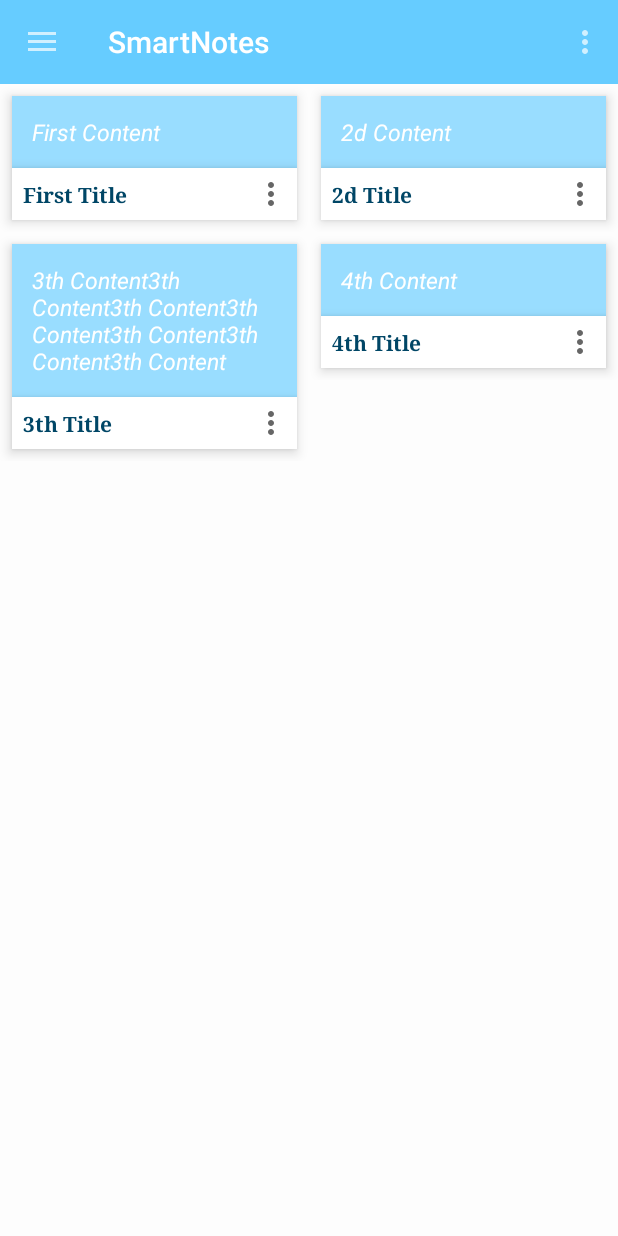
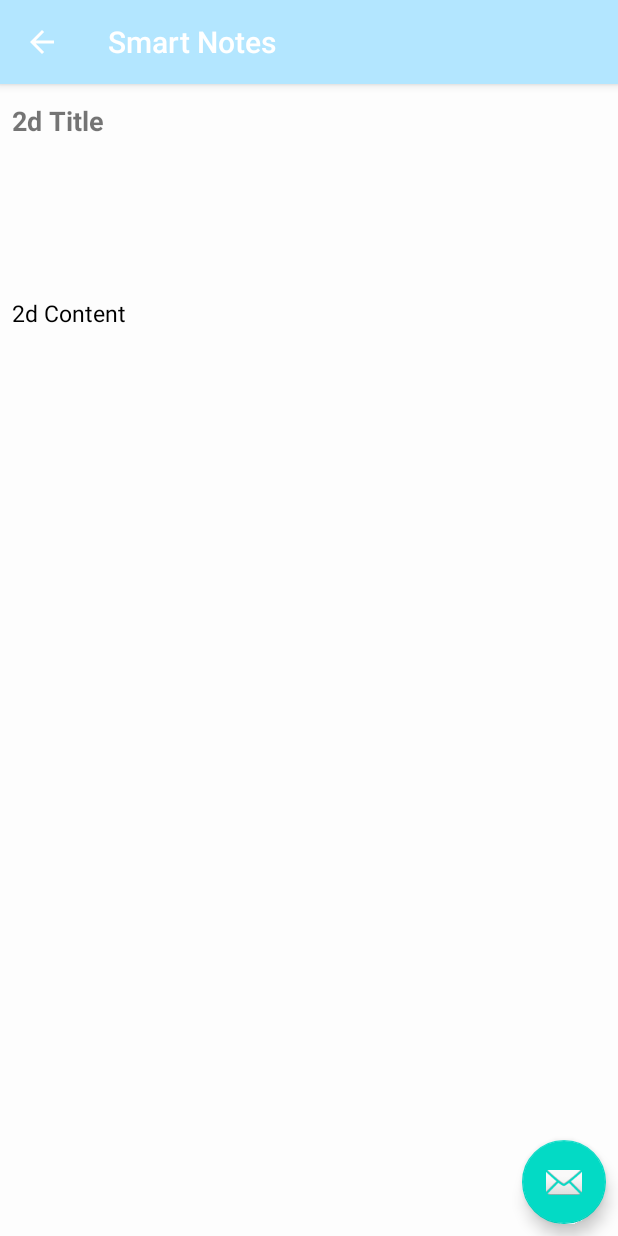
Before and after one commit to fatemehghaf/Smart-Notes, an Android app: the screen it shows after launch (HomeActivity before the commit, noteDetailsActivity after it), after a tap on "2d Content", on a phone screen of 412 x 824 dp. Run offline under Robolectric (Android 15) with nearby library versions, the phone set to English and light mode, and no system bars; Roboto replaces fonts that are not available here.

Commit message:
Add Note On Database And Add Note,View Notes Activity.

```diff
--- a/app/src/main/java/com/example/smartnotes/Adapter.java
+++ b/app/src/main/java/com/example/smartnotes/Adapter.java
@@ -1,5 +1,6 @@
 package com.example.smartnotes;
 
+import android.content.Intent;
 import android.view.LayoutInflater;
 import android.view.View;
 import android.view.ViewGroup;
@@ -30,13 +31,16 @@ public class Adapter extends RecyclerView.Adapter<Adapter.viewHolder> {
     }
 
     @Override
-    public void onBindViewHolder(@NonNull viewHolder holder, int position) {
+    public void onBindViewHolder(@NonNull viewHolder holder, final int position) {
         holder.noteTitle.setText(titleList.get(position));
         holder.noteContent.setText(contentList.get(position));
         holder.view2.setOnClickListener(new View.OnClickListener() {
             @Override
             public void onClick(View v) {
-                Toast.makeText(v.getContext(),"Item is Clicked",Toast.LENGTH_SHORT).show();
+                Intent intent=new Intent(v.getContext(),noteDetailsActivity.class);
+                intent.putExtra("Title",titleList.get(position));
+                intent.putExtra("Content",contentList.get(position));
+                v.getContext().startActivity(intent);
             }
         });
     }
--- a/app/src/main/java/com/example/smartnotes/HomeActivity.java
+++ b/app/src/main/java/com/example/smartnotes/HomeActivity.java
@@ -9,13 +9,16 @@ import androidx.recyclerview.widget.LinearLayoutManager;
 import androidx.recyclerview.widget.RecyclerView;
 import androidx.recyclerview.widget.StaggeredGridLayoutManager;
 
+import android.content.Intent;
 import android.os.Bundle;
 import android.view.Menu;
 import android.view.MenuInflater;
 import android.view.MenuItem;
+import android.view.View;
 import android.widget.Toast;
 
 
+import com.google.android.material.floatingactionbutton.FloatingActionButton;
 import com.google.android.material.navigation.NavigationView;
 
 import java.util.ArrayList;
@@ -64,12 +67,21 @@ public class HomeActivity extends AppCompatActivity implements NavigationView.On
         noteLists.setAdapter(adapter);
 
 
-
+        FloatingActionButton fab = findViewById(R.id.AddNoteFlBtn);
+        fab.setOnClickListener(new View.OnClickListener() {
+            @Override
+            public void onClick(View v) {
+                startActivity(new Intent(HomeActivity.this,AddNoteActivity.class));
+            }
+        });
     }
 
     @Override
     public boolean onNavigationItemSelected(@NonNull MenuItem item) {
         switch (item.getItemId()){
+            case R.id.mAddNotes:
+                startActivity(new Intent(HomeActivity.this,AddNoteActivity.class));
+                break;
             default:
                 Toast.makeText(this,"Coming Soon...",Toast.LENGTH_SHORT).show();
 
--- /dev/null
+++ b/app/src/main/java/com/example/smartnotes/noteDetailsActivity.java
@@ -0,0 +1,55 @@
+package com.example.smartnotes;
+
+import android.content.Intent;
+import android.os.Bundle;
+
+import com.google.android.material.floatingactionbutton.FloatingActionButton;
+import com.google.android.material.snackbar.Snackbar;
+
+import androidx.annotation.NonNull;
+import androidx.appcompat.app.AppCompatActivity;
+import androidx.appcompat.widget.Toolbar;
+
+import android.text.method.ScrollingMovementMethod;
+import android.view.MenuItem;
+import android.view.View;
+import android.widget.TextView;
+
+public class noteDetailsActivity extends AppCompatActivity {
+    TextView tVContent;
+    TextView tVTitle;
+    @Override
+    protected void onCreate(Bundle savedInstanceState) {
+        super.onCreate(savedInstanceState);
+        setContentView(R.layout.activity_note_details);
+        Toolbar toolbar = findViewById(R.id.toolbar);
+        setSupportActionBar(toolbar);
+        getSupportActionBar().setDisplayHomeAsUpEnabled(true);
+
+        Intent data=getIntent();
+
+        tVContent=findViewById(R.id.tVNoteDetailContent);
+        tVTitle=findViewById(R.id.tVNoteDetailTitle);
+        tVContent.setMovementMethod(new ScrollingMovementMethod());
+
+        tVContent.setText(data.getStringExtra("Content"));
+        tVTitle.setText(data.getStringExtra("Title"));
+
+        FloatingActionButton fab = findViewById(R.id.fab);
+        fab.setOnClickListener(new View.OnClickListener() {
+            @Override
+            public void onClick(View view) {
+                Snackbar.make(view, "Replace with your own action", Snackbar.LENGTH_LONG)
+                        .setAction("Action", null).show();
+            }
+        });
+    }
+
+    @Override
+    public boolean onOptionsItemSelected(@NonNull MenuItem item) {
+        if(item.getItemId()== android.R.id.home){
+            onBackPressed();
+        }
+        return super.onOptionsItemSelected(item);
+    }
+}
--- /dev/null
+++ b/app/src/main/res/drawable/ic_check.xml
@@ -0,0 +1,5 @@
+<vector android:height="24dp" android:tint="#FFFFFF"
+    android:viewportHeight="24" android:viewportWidth="24"
+    android:width="24dp" xmlns:android="http://schemas.android.com/apk/res/android">
+    <path android:fillColor="@android:color/white" android:pathData="M9,16.17L4.83,12l-1.42,1.41L9,19 21,7l-1.41,-1.41z"/>
+</vector>
--- /dev/null
+++ b/app/src/main/res/layout/activity_note_details.xml
@@ -0,0 +1,36 @@
+<?xml version="1.0" encoding="utf-8"?>
+<androidx.coordinatorlayout.widget.CoordinatorLayout xmlns:android="http://schemas.android.com/apk/res/android"
+    xmlns:app="http://schemas.android.com/apk/res-auto"
+    xmlns:tools="http://schemas.android.com/tools"
+    android:layout_width="match_parent"
+    android:layout_height="match_parent"
+    android:background="@color/colorWhiteSmoke"
+    tools:context=".noteDetailsActivity">
+
+    <com.google.android.material.appbar.AppBarLayout
+        android:layout_width="match_parent"
+        android:layout_height="wrap_content"
+        android:theme="@style/AppTheme.AppBarOverlay">
+
+        <androidx.appcompat.widget.Toolbar
+            android:id="@+id/toolbar"
+            android:layout_width="match_parent"
+            android:layout_height="?attr/actionBarSize"
+            android:background="?attr/colorPrimary"
+            app:popupTheme="@style/AppTheme.PopupOverlay" />
+
+    </com.google.android.material.appbar.AppBarLayout>
+
+    <include
+        android:id="@+id/include"
+        layout="@layout/content_note_details" />
+
+    <com.google.android.material.floatingactionbutton.FloatingActionButton
+        android:id="@+id/fab"
+        android:layout_width="wrap_content"
+        android:layout_height="wrap_content"
+        android:layout_gravity="bottom|end"
+        android:layout_margin="@dimen/fab_margin"
+        app:srcCompat="@android:drawable/ic_dialog_email" />
+
+</androidx.coordinatorlayout.widget.CoordinatorLayout>
--- /dev/null
+++ b/app/src/main/res/layout/content_note_details.xml
@@ -0,0 +1,37 @@
+<?xml version="1.0" encoding="utf-8"?>
+<androidx.constraintlayout.widget.ConstraintLayout xmlns:android="http://schemas.android.com/apk/res/android"
+    xmlns:app="http://schemas.android.com/apk/res-auto"
+    android:layout_width="match_parent"
+    android:layout_height="match_parent"
+    xmlns:tools="http://schemas.android.com/tools"
+    app:layout_behavior="@string/appbar_scrolling_view_behavior"
+    tools:context=".noteDetailsActivity"
+    android:background="@color/colorWhiteSmoke"
+    tools:showIn="@layout/activity_note_details">
+
+    <TextView
+        android:id="@+id/tVNoteDetailTitle"
+        android:layout_width="match_parent"
+        android:layout_height="38dp"
+        android:layout_marginTop="4dp"
+        android:hint="Title"
+        android:padding="8dp"
+        android:textColorHint="@color/colorGray"
+        android:textSize="18dp"
+        android:textStyle="bold"
+        app:layout_constraintTop_toTopOf="parent"
+        tools:layout_editor_absoluteX="0dp" />
+
+    <TextView
+        android:id="@+id/tVNoteDetailContent"
+        android:layout_width="match_parent"
+        android:layout_height="634dp"
+        android:hint="Notes"
+        android:isScrollContainer="true"
+        android:padding="8dp"
+        android:scrollbars="vertical"
+        android:textColor="@color/colorBlack"
+        android:textColorHint="@color/colorGray"
+        android:textSize="15dp"
+        app:layout_constraintBottom_toBottomOf="parent" />
+</androidx.constraintlayout.widget.ConstraintLayout>
--- a/app/src/main/res/menu/options_menu.xml
+++ b/app/src/main/res/menu/options_menu.xml
@@ -3,5 +3,6 @@
 
     <item
         android:id="@+id/mSetting"
-        android:title="Setting" />
+        android:title="Setting"
+        />
 </menu>
--- a/app/src/main/res/values/strings.xml
+++ b/app/src/main/res/values/strings.xml
@@ -1,5 +1,5 @@
 <resources>
-    <string name="app_name">SmartNotes</string>
+    <string name="app_name">Smart Notes</string>
     <string name="open">open</string>
     <string name="close">close</string>
     <string name="title_activity_note_details">noteDetailsActivity</string>
@@ -11,4 +11,5 @@
 
     <string name="hello_first_fragment">Hello first fragment</string>
     <string name="hello_second_fragment">Hello second fragment. Arg: %1$s</string>
+    <string name="title_activity_add_note">AddNoteActivity</string>
 </resources>
```
Also changed, not shown: app/src/main/AndroidManifest.xml (+11 -4 lines), app/src/main/java/com/example/smartnotes/AddNoteActivity.java (added, +97 -0 lines), app/src/main/java/com/example/smartnotes/First2Fragment.java (added, +34 -0 lines), app/src/main/java/com/example/smartnotes/Second2Fragment.java (added, +34 -0 lines), app/src/main/java/com/example/smartnotes/SignUpActivity.java (+23 -1 lines), app/src/main/res/drawable/ic_add.xml (added, +10 -0 lines), app/src/main/res/layout/activity_add_note.xml (added, +37 -0 lines), app/src/main/res/layout/content_add_note.xml (added, +59 -0 lines), app/src/main/res/layout/content_main.xml (+16 -0 lines), app/src/main/res/layout/fragment_first2.xml (added, +28 -0 lines), app/src/main/res/menu/close_menu.xml (added, +9 -0 lines).
